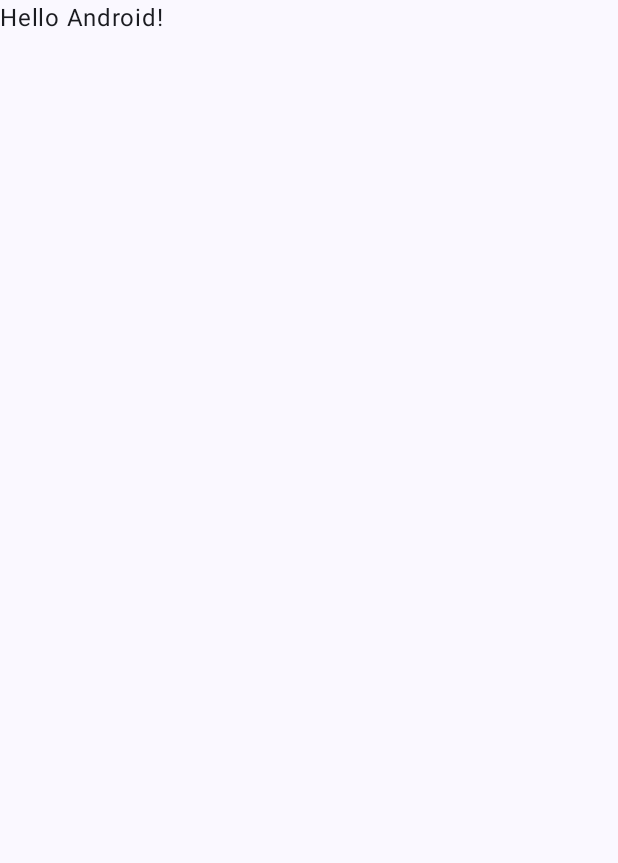
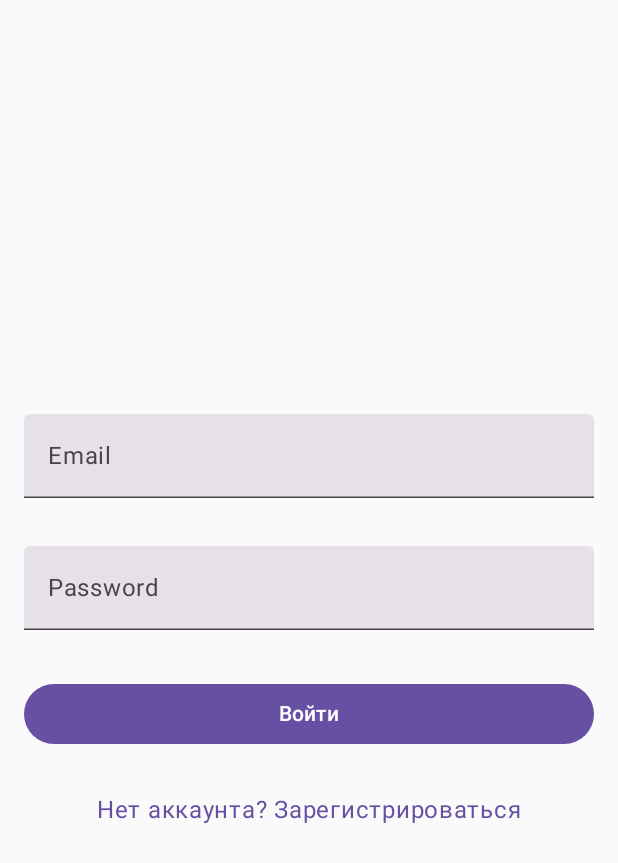
Before and after one commit to monarchy/FoodTinder, an Android app built with Jetpack Compose: the screen it shows after launch (MainActivity), on a phone screen of 412 x 824 dp. Before the commit the part shown is almost empty. Shown: the top 863 px of the screen. Run offline under Robolectric (Android 15) with nearby library versions, the phone set to English and light mode, and no system bars; our stand-ins replace Firebase (no records; nobody signed in at launch, a user with empty details on screens opened directly).

```diff
--- a/app/src/main/java/com/example/foodtinder/MainActivity.kt
+++ b/app/src/main/java/com/example/foodtinder/MainActivity.kt
@@ -1,47 +1,97 @@
 package com.example.foodtinder
-
 import android.os.Bundle
 import androidx.activity.ComponentActivity
 import androidx.activity.compose.setContent
-import androidx.activity.enableEdgeToEdge
-import androidx.compose.foundation.layout.fillMaxSize
-import androidx.compose.foundation.layout.padding
-import androidx.compose.material3.Scaffold
+import androidx.compose.foundation.layout.*
+import androidx.compose.material3.Button
+import androidx.compose.material3.MaterialTheme
 import androidx.compose.material3.Text
-import androidx.compose.runtime.Composable
+import androidx.compose.material3.TextButton
+import androidx.compose.material3.TextField
+import androidx.compose.runtime.*
+import androidx.compose.ui.Alignment
 import androidx.compose.ui.Modifier
-import androidx.compose.ui.tooling.preview.Preview
-import com.example.foodtinder.ui.theme.FoodTinderTheme
+import androidx.compose.ui.text.input.PasswordVisualTransformation
+import androidx.compose.ui.unit.dp
+import androidx.lifecycle.viewmodel.compose.viewModel
 
 class MainActivity : ComponentActivity() {
     override fun onCreate(savedInstanceState: Bundle?) {
         super.onCreate(savedInstanceState)
-        enableEdgeToEdge()
         setContent {
-            FoodTinderTheme {
-                Scaffold(modifier = Modifier.fillMaxSize()) { innerPadding ->
-                    Greeting(
-                        name = "Android",
-                        modifier = Modifier.padding(innerPadding)
-                    )
-                }
-            }
+            AuthScreen()
         }
     }
 }
 
 @Composable
-fun Greeting(name: String, modifier: Modifier = Modifier) {
-    Text(
-        text = "Hello $name!",
-        modifier = modifier
-    )
-}
+fun AuthScreen() {
+    val viewModel: AuthViewModel = viewModel()
+    var email by remember { mutableStateOf("") }
+    var password by remember { mutableStateOf("") }
+    var isLoginMode by remember { mutableStateOf(true) }
 
-@Preview(showBackground = true)
-@Composable
-fun GreetingPreview() {
-    FoodTinderTheme {
-        Greeting("Android")
+    Column(
+        modifier = Modifier.fillMaxSize(),
+        verticalArrangement = Arrangement.Center,
+        horizontalAlignment = Alignment.CenterHorizontally
+    ) {
+        // Поля ввода
+        TextField(
+            value = email,
+            onValueChange = { email = it },
+            label = { Text("Email") },
+            modifier = Modifier.fillMaxWidth().padding(16.dp)
+        )
+        TextField(
+            value = password,
+            onValueChange = { password = it },
+            label = { Text("Password") },
+            modifier = Modifier.fillMaxWidth().padding(16.dp),
+            visualTransformation = PasswordVisualTransformation()
+        )
+
+        // Кнопка
+        Button(
+            onClick = {
+                if (isLoginMode) {
+                    viewModel.login(email, password)
+                } else {
+                    viewModel.register(email, password)
+                }
+            },
+            modifier = Modifier.fillMaxWidth().padding(16.dp)
+        ) {
+            Text(if (isLoginMode) "Войти" else "Зарегистрироваться")
+        }
+
+        // Центрированный текст для переключения между режимами
+        Box(
+            modifier = Modifier.fillMaxWidth(),
+            contentAlignment = Alignment.Center
+        ) {
+            TextButton(
+                onClick = { isLoginMode = !isLoginMode },
+                modifier = Modifier.align(Alignment.Center)
+            ) {
+                Text(
+                    text = if (isLoginMode) "Нет аккаунта? Зарегистрироваться" else "Уже есть аккаунт? Войти",
+                    style = MaterialTheme.typography.bodyLarge
+                )
+            }
+        }
+
+        // Отображение состояния аутентификации
+        when (val state = viewModel.authState.collectAsState().value) {
+            is AuthState.Success -> {
+                Text(state.message, color = MaterialTheme.colorScheme.primary)
+                if (!isLoginMode && state.message == "Регистрация успешна") {
+                    isLoginMode = true // Переключаемся на форму входа
+                }
+            }
+
+            is AuthState.Error -> Text(state.message, color = MaterialTheme.colorScheme.error)
+            AuthState.Initial -> {}
+        }
     }
 }
--- a/build.gradle.kts
+++ b/build.gradle.kts
@@ -3,4 +3,5 @@ plugins {
     alias(libs.plugins.android.application) apply false
     alias(libs.plugins.kotlin.android) apply false
     alias(libs.plugins.kotlin.compose) apply false
+    id("com.google.gms.google-services") version "4.4.2" apply false
 }
```
Also changed, not shown: app/build.gradle.kts (+15 -1 lines), app/src/main/java/com/example/foodtinder/AuthViewModel.kt (added, +51 -0 lines), 1 other file.
